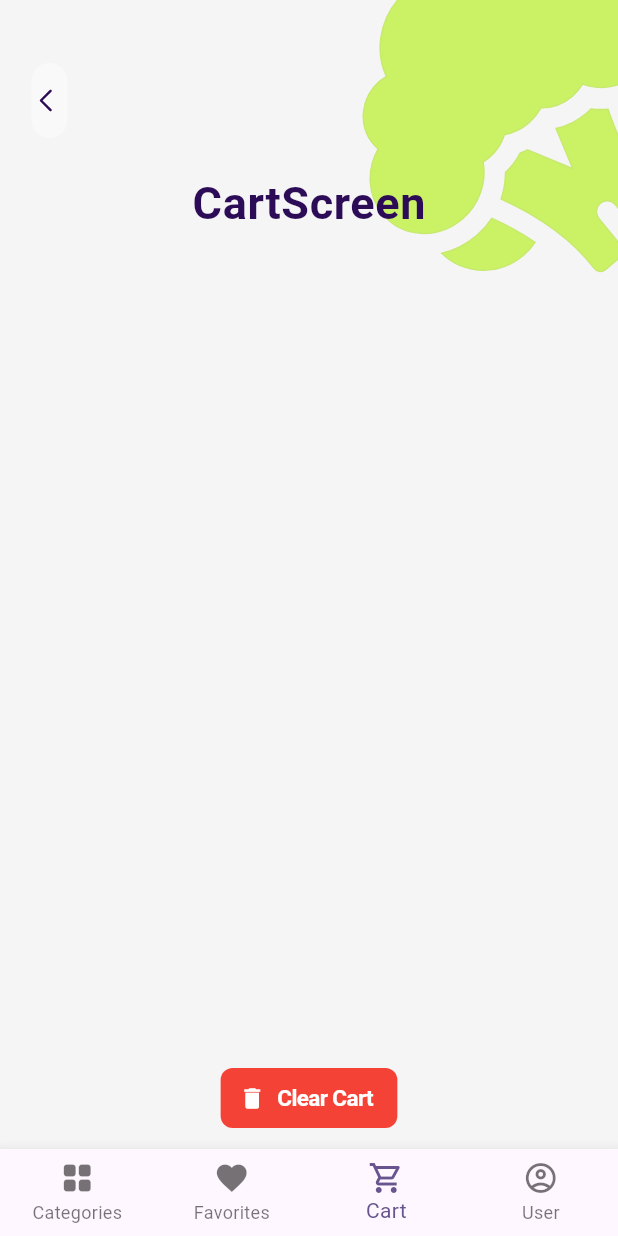
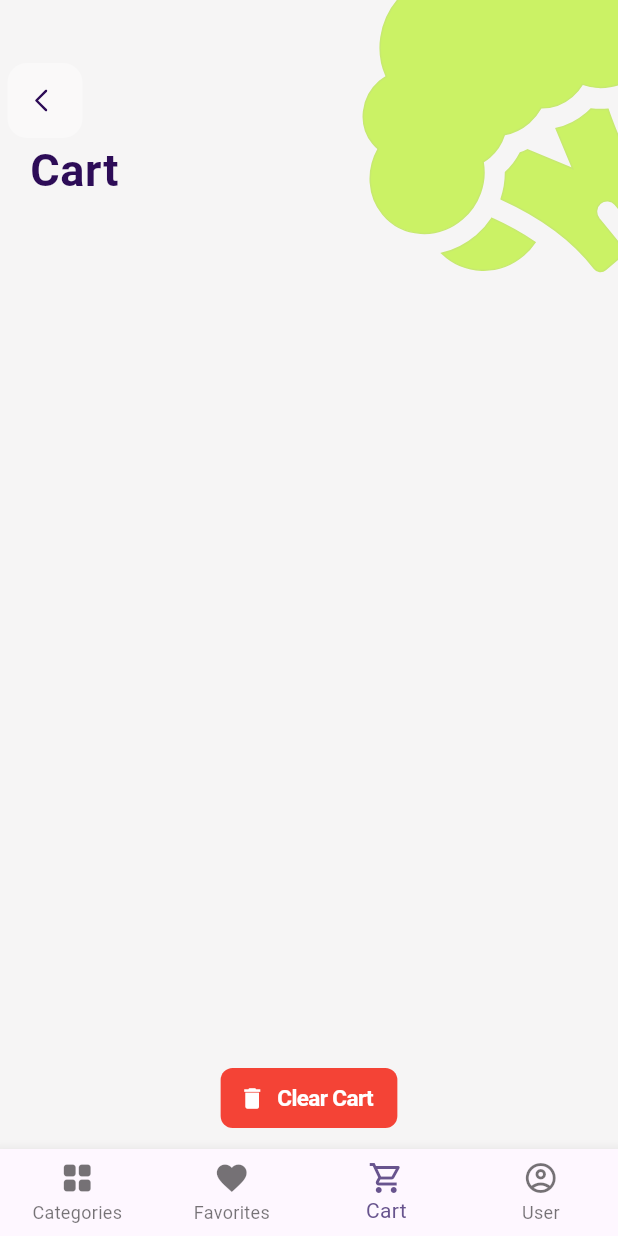
Before and after one commit to assyaIsk/flutter, a Flutter app: the Tabs screen opened by its route, item 3 of the bottom bar chosen, on a phone screen of 412 x 824 dp. Run offline on Flutter 3.47's test engine with Material 3 defaults, Android fonts, the phone set to English and light mode, and no system bars; our stand-ins replace badges, bloc, flutter_bloc, flutter_svg, freezed_annotation.

Commit message:
some fixes

```diff
--- a/lib/screens/cart_screen.dart
+++ b/lib/screens/cart_screen.dart
@@ -12,12 +12,13 @@
   Widget build(BuildContext context) {
     return Column(
       children: [
-        const Header(screenName: 'CartScreen', isFirstTab: false),
+        const Header(screenName: 'Cart', isFirstTab: false),
         BlocBuilder<CartCubit, CartState>(
           builder: (context, state) {
             return Column(
               children: state.maybeWhen(
-                deleteFromCart: (count) => [const Text("Cart is empty")],
+                deleteFromCart: (count) =>
+                    [const Center(child: Text("Cart is empty"))],
                 orElse: () => carts
                     .map((item) => ListTile(
                           title: Text("${item.vegetable.name} - ${item.count}"),
--- a/lib/widgets/header/back_arrow.dart
+++ b/lib/widgets/header/back_arrow.dart
@@ -7,7 +7,7 @@
   @override
   Widget build(BuildContext context) {
     return Container(
-      padding: const EdgeInsets.fromLTRB(21, 42, 367, 22),
+      padding: const EdgeInsets.fromLTRB(5, 42, 0, 0),
       child: Align(
           alignment: Alignment.centerLeft,
           child: InkWell(
--- a/lib/widgets/header/header.dart
+++ b/lib/widgets/header/header.dart
@@ -21,14 +21,22 @@
           ),
         ),
         Column(
+          crossAxisAlignment: CrossAxisAlignment.start,
           children: [
             const BackArrow(),
-            Text(
-              screenName,
-              style: AppStyles.detailTitleTextStyle30,
-              textAlign: TextAlign.start,
+            Padding(
+              padding: const EdgeInsets.fromLTRB(20, 0, 20, 0),
+              child: Text(
+                screenName,
+                style: AppStyles.detailTitleTextStyle30,
+                textAlign: TextAlign.start,
+              ),
             ),
-            if (isFirstTab) const SearchPanel(),
+            if (isFirstTab)
+              const Padding(
+                padding: EdgeInsets.fromLTRB(20, 0, 20, 0),
+                child: SearchPanel(),
+              ),
             const SizedBox(height: 20)
           ],
         ),
```
